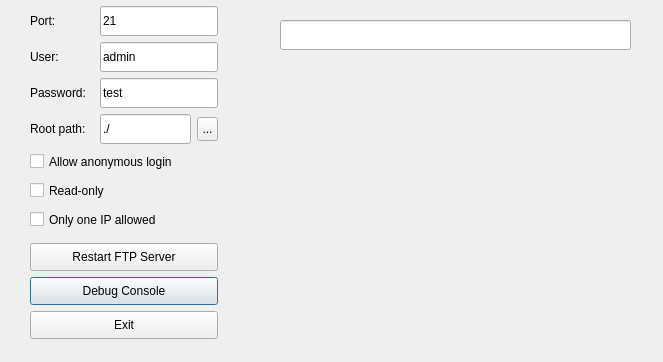
Above: qtCoin/src/ftp-server/ftpgui.ui from netpipe/EcoCoin before the change. Below: the same form after it.
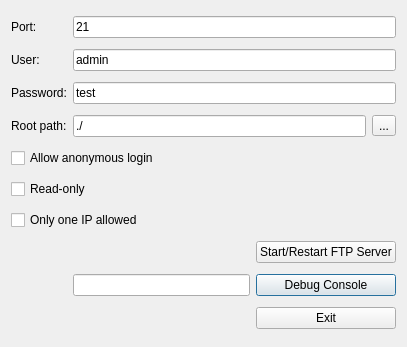
That is the form after the change.

```diff
--- a/qtCoin/src/ftp-server/ftpgui.ui
+++ b/qtCoin/src/ftp-server/ftpgui.ui
@@ -6,100 +6,30 @@
    <rect>
     <x>0</x>
     <y>0</y>
-    <width>663</width>
-    <height>362</height>
+    <width>407</width>
+    <height>347</height>
    </rect>
   </property>
   <property name="windowTitle">
    <string>Dialog</string>
   </property>
-  <widget class="QLabel" name="label_3">
-   <property name="geometry">
-    <rect>
-     <x>30</x>
-     <y>78</y>
-     <width>64</width>
-     <height>30</height>
-    </rect>
-   </property>
-   <property name="text">
-    <string>Password:</string>
-   </property>
-  </widget>
-  <widget class="QToolButton" name="toolButtonBrowse">
-   <property name="geometry">
-    <rect>
-     <x>197</x>
-     <y>117</y>
-     <width>21</width>
-     <height>24</height>
-    </rect>
-   </property>
-   <property name="text">
-    <string>...</string>
-   </property>
-  </widget>
-  <widget class="QLabel" name="label_5">
-   <property name="geometry">
-    <rect>
-     <x>30</x>
-     <y>114</y>
-     <width>64</width>
-     <height>30</height>
-    </rect>
-   </property>
-   <property name="text">
-    <string>Root path:</string>
-   </property>
-  </widget>
+  <layout class="QGridLayout" name="gridLayout">
+   <item row="10" column="2" colspan="2">
   <widget class="QPushButton" name="pushButtonShowDebugLog">
-   <property name="geometry">
-    <rect>
-     <x>30</x>
-     <y>277</y>
-     <width>188</width>
-     <height>28</height>
-    </rect>
-   </property>
    <property name="text">
     <string>Debug Console</string>
    </property>
   </widget>
-  <widget class="QLabel" name="label_2">
-   <property name="geometry">
-    <rect>
-     <x>30</x>
-     <y>42</y>
-     <width>64</width>
-     <height>30</height>
-    </rect>
-   </property>
+   </item>
+   <item row="5" column="0" colspan="4">
+    <widget class="QCheckBox" name="checkBoxReadOnly">
    <property name="text">
-    <string>User:</string>
-   </property>
-  </widget>
-  <widget class="QPushButton" name="pushButtonExit">
-   <property name="geometry">
-    <rect>
-     <x>30</x>
-     <y>311</y>
-     <width>188</width>
-     <height>28</height>
-    </rect>
-   </property>
-   <property name="text">
-    <string>Exit</string>
-   </property>
-  </widget>
+      <string>Read-only</string>
+     </property>
+    </widget>
+   </item>
+   <item row="3" column="1" colspan="2">
   <widget class="QLineEdit" name="lineEditRootPath">
-   <property name="geometry">
-    <rect>
-     <x>100</x>
-     <y>114</y>
-     <width>91</width>
-     <height>30</height>
-    </rect>
-   </property>
    <property name="text">
     <string>./</string>
    </property>
@@ -107,120 +37,95 @@
     <bool>true</bool>
    </property>
   </widget>
-  <widget class="QPushButton" name="pushButtonRestartServer">
-   <property name="geometry">
-    <rect>
-     <x>30</x>
-     <y>243</y>
-     <width>188</width>
-     <height>28</height>
-    </rect>
-   </property>
+   </item>
+   <item row="4" column="0" colspan="4">
+    <widget class="QCheckBox" name="checkBoxAnonymous">
    <property name="text">
-    <string>Restart FTP Server</string>
-   </property>
-  </widget>
-  <widget class="QLabel" name="label">
-   <property name="geometry">
-    <rect>
-     <x>30</x>
-     <y>6</y>
-     <width>64</width>
-     <height>30</height>
-    </rect>
-   </property>
-   <property name="text">
-    <string>Port:</string>
-   </property>
-  </widget>
+      <string>Allow anonymous login</string>
+     </property>
+    </widget>
+   </item>
+   <item row="0" column="1" colspan="3">
   <widget class="QLineEdit" name="lineEditPort">
-   <property name="geometry">
-    <rect>
-     <x>100</x>
-     <y>6</y>
-     <width>118</width>
-     <height>30</height>
-    </rect>
-   </property>
    <property name="text">
     <string>21</string>
    </property>
   </widget>
-  <widget class="QLineEdit" name="lineEditPassword">
-   <property name="geometry">
-    <rect>
-     <x>100</x>
-     <y>78</y>
-     <width>118</width>
-     <height>30</height>
-    </rect>
-   </property>
-   <property name="text">
-    <string>test</string>
-   </property>
-  </widget>
+   </item>
+   <item row="1" column="1" colspan="3">
   <widget class="QLineEdit" name="lineEditUserName">
-   <property name="geometry">
-    <rect>
-     <x>100</x>
-     <y>42</y>
-     <width>118</width>
-     <height>30</height>
-    </rect>
-   </property>
    <property name="text">
     <string>admin</string>
    </property>
   </widget>
-  <widget class="QCheckBox" name="checkBoxReadOnly">
-   <property name="geometry">
-    <rect>
-     <x>30</x>
-     <y>179</y>
-     <width>188</width>
-     <height>23</height>
-    </rect>
-   </property>
+   </item>
+   <item row="2" column="1" colspan="3">
+    <widget class="QLineEdit" name="lineEditPassword">
    <property name="text">
-    <string>Read-only</string>
-   </property>
-  </widget>
+      <string>test</string>
+     </property>
+    </widget>
+   </item>
+   <item row="6" column="0" colspan="4">
   <widget class="QCheckBox" name="checkBoxOnlyOneIpAllowed">
-   <property name="geometry">
-    <rect>
-     <x>30</x>
-     <y>208</y>
-     <width>188</width>
-     <height>23</height>
-    </rect>
-   </property>
    <property name="text">
     <string>Only one IP allowed</string>
    </property>
   </widget>
-  <widget class="QCheckBox" name="checkBoxAnonymous">
-   <property name="geometry">
-    <rect>
-     <x>30</x>
-     <y>150</y>
-     <width>188</width>
-     <height>23</height>
-    </rect>
-   </property>
+   </item>
+   <item row="1" column="0">
+    <widget class="QLabel" name="label_2">
+     <property name="text">
+      <string>User:</string>
+     </property>
+    </widget>
+   </item>
+   <item row="11" column="2" colspan="2">
+    <widget class="QPushButton" name="pushButtonExit">
    <property name="text">
-    <string>Allow anonymous login</string>
-   </property>
-  </widget>
-  <widget class="QLineEdit" name="statusBar">
-   <property name="geometry">
-    <rect>
-     <x>280</x>
-     <y>20</y>
-     <width>351</width>
-     <height>30</height>
-    </rect>
-   </property>
-  </widget>
+      <string>Exit</string>
+     </property>
+    </widget>
+   </item>
+   <item row="3" column="0">
+    <widget class="QLabel" name="label_5">
+     <property name="text">
+      <string>Root path:</string>
+     </property>
+    </widget>
+   </item>
+   <item row="3" column="3">
+    <widget class="QToolButton" name="toolButtonBrowse">
+     <property name="text">
+      <string>...</string>
+     </property>
+    </widget>
+   </item>
+   <item row="9" column="2" colspan="2">
+    <widget class="QPushButton" name="pushButtonRestartServer">
+     <property name="text">
+      <string>Start/Restart FTP Server</string>
+     </property>
+    </widget>
+   </item>
+   <item row="2" column="0">
+    <widget class="QLabel" name="label_3">
+     <property name="text">
+      <string>Password:</string>
+     </property>
+    </widget>
+   </item>
+   <item row="0" column="0">
+    <widget class="QLabel" name="label">
+     <property name="text">
+      <string>Port:</string>
+     </property>
+    </widget>
+   </item>
+   <item row="10" column="1">
+    <widget class="QLineEdit" name="statusBar"/>
+   </item>
+  </layout>
  </widget>
  <resources/>
  <connections/>
```
Lines whose indentation alone changed are shown as unchanged.
